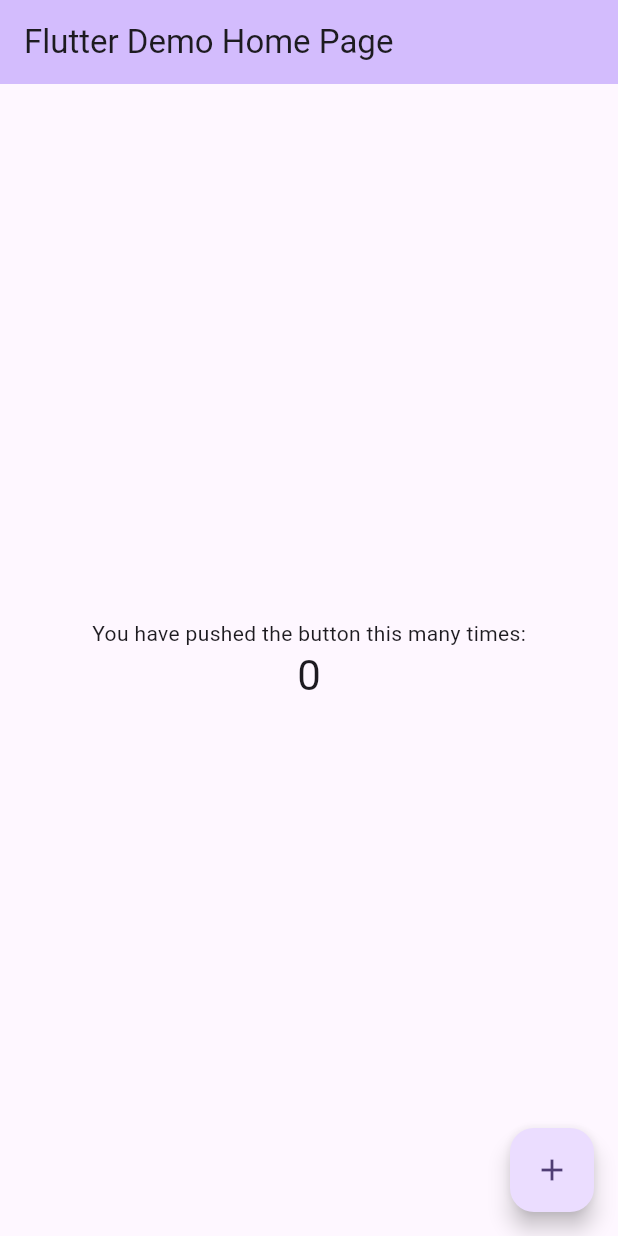
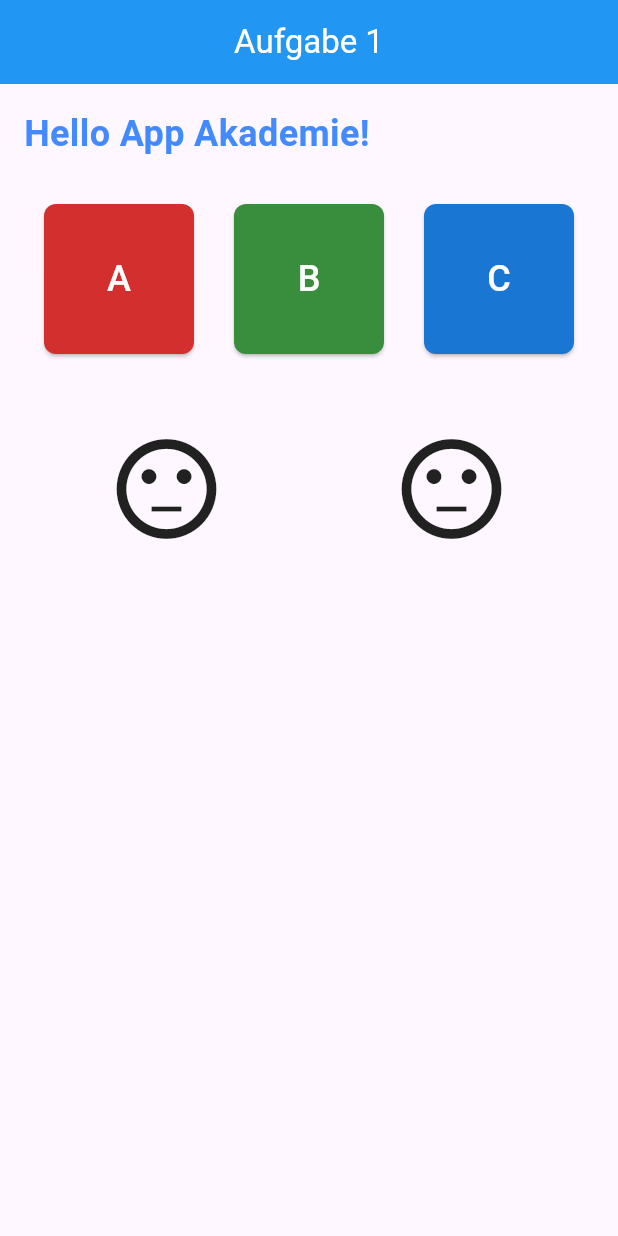
Before and after one commit to Ecky819/app_09_07, a Flutter app: the screen it shows after launch, on a phone screen of 412 x 824 dp. Run offline on Flutter 3.47's test engine with Material 3 defaults, Android fonts, the phone set to English and light mode, and no system bars.

Commit message:
Code geschrieben

```diff
--- a/app_09_07/lib/main.dart
+++ b/app_09_07/lib/main.dart
@@ -7,116 +7,133 @@ void main() {
 class MyApp extends StatelessWidget {
   const MyApp({super.key});
 
-  // This widget is the root of your application.
   @override
   Widget build(BuildContext context) {
     return MaterialApp(
       title: 'Flutter Demo',
       theme: ThemeData(
-        // This is the theme of your application.
-        //
-        // TRY THIS: Try running your application with "flutter run". You'll see
-        // the application has a purple toolbar. Then, without quitting the app,
-        // try changing the seedColor in the colorScheme below to Colors.green
-        // and then invoke "hot reload" (save your changes or press the "hot
-        // reload" button in a Flutter-supported IDE, or press "r" if you used
-        // the command line to start the app).
-        //
-        // Notice that the counter didn't reset back to zero; the application
-        // state is not lost during the reload. To reset the state, use hot
-        // restart instead.
-        //
-        // This works for code too, not just values: Most code changes can be
-        // tested with just a hot reload.
         colorScheme: ColorScheme.fromSeed(seedColor: Colors.deepPurple),
+        useMaterial3: true,
       ),
-      home: const MyHomePage(title: 'Flutter Demo Home Page'),
+      home: const MyHomePage(),
     );
   }
 }
 
 class MyHomePage extends StatefulWidget {
-  const MyHomePage({super.key, required this.title});
-
-  // This widget is the home page of your application. It is stateful, meaning
-  // that it has a State object (defined below) that contains fields that affect
-  // how it looks.
-
-  // This class is the configuration for the state. It holds the values (in this
-  // case the title) provided by the parent (in this case the App widget) and
-  // used by the build method of the State. Fields in a Widget subclass are
-  // always marked "final".
-
-  final String title;
+  const MyHomePage({super.key});
 
   @override
   State<MyHomePage> createState() => _MyHomePageState();
 }
 
 class _MyHomePageState extends State<MyHomePage> {
-  int _counter = 0;
-
-  void _incrementCounter() {
-    setState(() {
-      // This call to setState tells the Flutter framework that something has
-      // changed in this State, which causes it to rerun the build method below
-      // so that the display can reflect the updated values. If we changed
-      // _counter without calling setState(), then the build method would not be
-      // called again, and so nothing would appear to happen.
-      _counter++;
-    });
-  }
-
   @override
   Widget build(BuildContext context) {
-    // This method is rerun every time setState is called, for instance as done
-    // by the _incrementCounter method above.
-    //
-    // The Flutter framework has been optimized to make rerunning build methods
-    // fast, so that you can just rebuild anything that needs updating rather
-    // than having to individually change instances of widgets.
     return Scaffold(
       appBar: AppBar(
-        // TRY THIS: Try changing the color here to a specific color (to
-        // Colors.amber, perhaps?) and trigger a hot reload to see the AppBar
-        // change color while the other colors stay the same.
-        backgroundColor: Theme.of(context).colorScheme.inversePrimary,
-        // Here we take the value from the MyHomePage object that was created by
-        // the App.build method, and use it to set our appbar title.
-        title: Text(widget.title),
+        backgroundColor: Colors.blue,
+        title: const Text('Aufgabe 1', style: TextStyle(color: Colors.white)),
+        centerTitle: true,
       ),
-      body: Center(
-        // Center is a layout widget. It takes a single child and positions it
-        // in the middle of the parent.
+      body: Padding(
+        padding: const EdgeInsets.all(16.0),
         child: Column(
-          // Column is also a layout widget. It takes a list of children and
-          // arranges them vertically. By default, it sizes itself to fit its
-          // children horizontally, and tries to be as tall as its parent.
-          //
-          // Column has various properties to control how it sizes itself and
-          // how it positions its children. Here we use mainAxisAlignment to
-          // center the children vertically; the main axis here is the vertical
-          // axis because Columns are vertical (the cross axis would be
-          // horizontal).
-          //
-          // TRY THIS: Invoke "debug painting" (choose the "Toggle Debug Paint"
-          // action in the IDE, or press "p" in the console), to see the
-          // wireframe for each widget.
-          mainAxisAlignment: MainAxisAlignment.center,
+          crossAxisAlignment: CrossAxisAlignment.start,
           children: <Widget>[
-            const Text('You have pushed the button this many times:'),
-            Text(
-              '$_counter',
-              style: Theme.of(context).textTheme.headlineMedium,
+            const Text(
+              'Hello App Akademie!',
+              style: TextStyle(
+                fontSize: 24,
+                fontWeight: FontWeight.bold,
+                color: Colors.blueAccent,
+              ),
+            ),
+            SizedBox(height: 30), // Spacing below the title
+            Row(
+              mainAxisAlignment: MainAxisAlignment.spaceAround,
+              children: <Widget>[
+                // Button A
+                SizedBox(
+                  width: 100,
+                  height: 100,
+                  child: ElevatedButton(
+                    onPressed: () {
+                      // Action for Button A
+                    },
+                    style: ElevatedButton.styleFrom(
+                      backgroundColor: Colors.red[700], // Darker red
+                      shape: RoundedRectangleBorder(
+                        borderRadius: BorderRadius.circular(8),
+                      ),
+                    ),
+                    child: const Text(
+                      'A',
+                      style: TextStyle(color: Colors.white, fontSize: 24),
+                    ),
+                  ),
+                ),
+                // Button B
+                SizedBox(
+                  width: 100,
+                  height: 100,
+                  child: ElevatedButton(
+                    onPressed: () {
+                      // Action for Button B
+                    },
+                    style: ElevatedButton.styleFrom(
+                      backgroundColor: Colors.green[700], // Darker green
+                      shape: RoundedRectangleBorder(
+                        borderRadius: BorderRadius.circular(8),
+                      ),
+                    ),
+                    child: const Text(
+                      'B',
+                      style: TextStyle(color: Colors.white, fontSize: 24),
+                    ),
+                  ),
+                ),
+                // Button C
+                SizedBox(
+                  width: 100,
+                  height: 100,
+                  child: ElevatedButton(
+                    onPressed: () {
+                      // Action for Button C
+                    },
+                    style: ElevatedButton.styleFrom(
+                      backgroundColor: Colors.blue[700], // Darker blue
+                      shape: RoundedRectangleBorder(
+                        borderRadius: BorderRadius.circular(8),
+                      ),
+                    ),
+                    child: const Text(
+                      'C',
+                      style: TextStyle(color: Colors.white, fontSize: 24),
+                    ),
+                  ),
+                ),
+              ],
+            ),
+            SizedBox(height: 50), // Spacing below buttons
+            const Row(
+              mainAxisAlignment: MainAxisAlignment.spaceAround,
+              children: <Widget>[
+                Icon(
+                  Icons.sentiment_neutral, // A smiley face icon
+                  size: 80,
+                  color: Colors.black87,
+                ),
+                Icon(
+                  Icons.sentiment_neutral, // Another smiley face icon
+                  size: 80,
+                  color: Colors.black87,
+                ),
+              ],
             ),
           ],
         ),
       ),
-      floatingActionButton: FloatingActionButton(
-        onPressed: _incrementCounter,
-        tooltip: 'Increment',
-        child: const Icon(Icons.add),
-      ), // This trailing comma makes auto-formatting nicer for build methods.
     );
   }
 }
```
